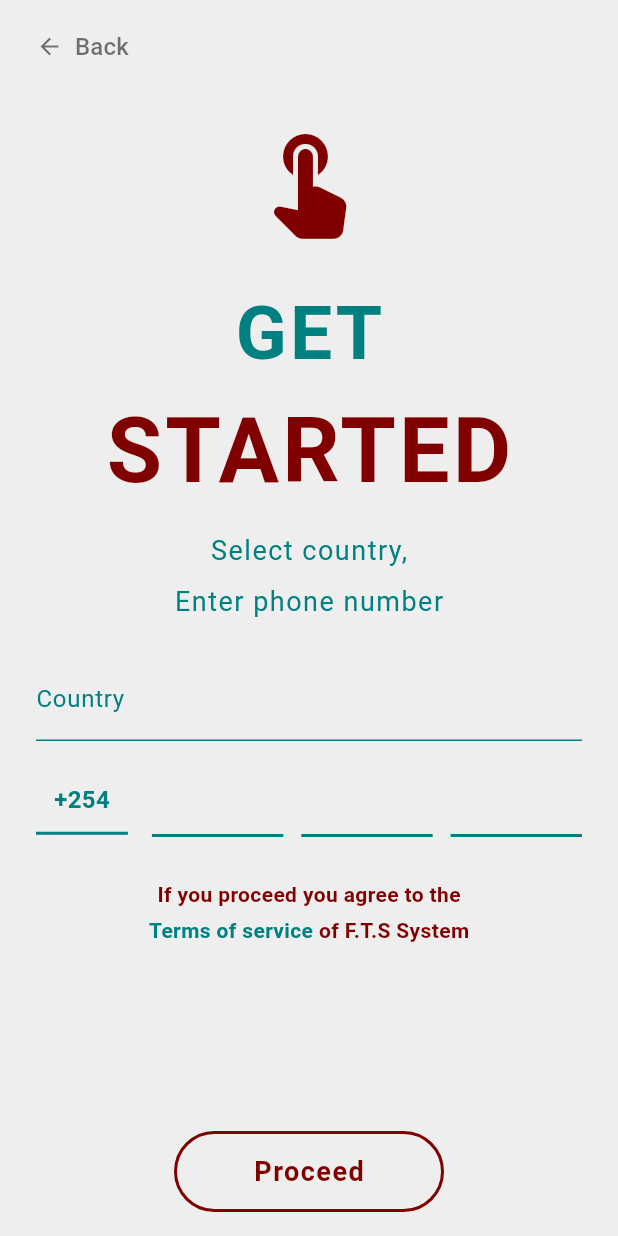
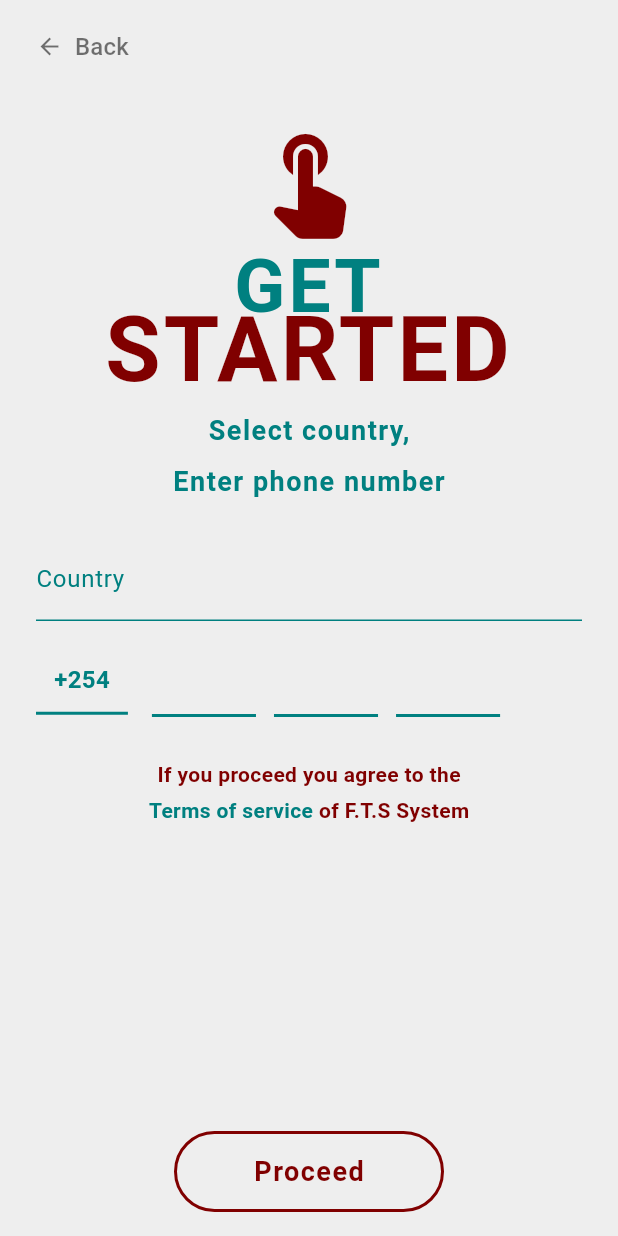
Before and after one commit to JOB-WAYNE/fta, a Flutter app: the screen it shows after launch, after a tap on "Get Started", on a phone screen of 412 x 824 dp. Run offline on Flutter 3.47's test engine with Material 3 defaults, Android fonts, the phone set to English and light mode, and no system bars.

Commit message:
final changes done

```diff
--- a/lib/get_started_page.dart
+++ b/lib/get_started_page.dart
@@ -1,6 +1,6 @@
 import 'package:flutter/material.dart';
 import 'package:flutter/services.dart';
-import 'personal_data_page.dart'; // ✅ Import the Personal Data Page
+import 'personal_data_page.dart'; // ✅ Import your next page
 
 class GetStartedPage extends StatefulWidget {
   const GetStartedPage({super.key});
@@ -71,7 +71,8 @@ class _GetStartedPageState extends State<GetStartedPage> {
             child: Row(
               mainAxisAlignment: MainAxisAlignment.spaceBetween,
               children: [
-                buildPhoneSegment(seg1, node1, node2),
+                // ✅ First segment allows 4 digits
+                buildPhoneSegment(seg1, node1, node2, maxLength: 4),
                 const SizedBox(width: 12),
                 buildPhoneSegment(seg2, node2, node3),
                 const SizedBox(width: 12),
@@ -86,14 +87,18 @@ class _GetStartedPageState extends State<GetStartedPage> {
 
   // 🧱 Phone Number Segment Widget
   Widget buildPhoneSegment(
-      TextEditingController controller, FocusNode current, FocusNode? next) {
+    TextEditingController controller,
+    FocusNode current,
+    FocusNode? next, {
+    int maxLength = 3,
+  }) {
     return Expanded(
       child: TextField(
         controller: controller,
         focusNode: current,
         keyboardType: TextInputType.number,
         cursorColor: greenBlue,
-        maxLength: 3,
+        maxLength: maxLength,
         textAlign: TextAlign.center,
         style: const TextStyle(
           color: greenBlue,
@@ -102,7 +107,7 @@ class _GetStartedPageState extends State<GetStartedPage> {
         ),
         inputFormatters: [
           FilteringTextInputFormatter.digitsOnly,
-          LengthLimitingTextInputFormatter(3),
+          LengthLimitingTextInputFormatter(maxLength),
         ],
         decoration: const InputDecoration(
           counterText: '',
@@ -114,7 +119,7 @@ class _GetStartedPageState extends State<GetStartedPage> {
           ),
         ),
         onChanged: (value) {
-          if (value.length == 3 && next != null) {
+          if (value.length == maxLength && next != null) {
             FocusScope.of(context).requestFocus(next);
           }
         },
@@ -167,39 +172,45 @@ class _GetStartedPageState extends State<GetStartedPage> {
                 ),
               ),
 
-              const SizedBox(height: 20),
+              const SizedBox(height: 10),
 
-              // 🟢 "GET"
-              const Text(
-                'GET',
+              // 🟢 + 🔴 Combined "GET STARTED" vertically closer
+              RichText(
+                textAlign: TextAlign.center,
+                text: const TextSpan(
+                  children: [
+                    TextSpan(
+                      text: 'GET\n',
                       style: TextStyle(
                         color: greenBlue,
                         fontSize: 50,
                         fontWeight: FontWeight.bold,
                         letterSpacing: 2,
+                        height: 0.8,
                       ),
                     ),
-
-              // 🔴 "STARTED"
-              const Text(
-                'STARTED',
+                    TextSpan(
+                      text: 'STARTED',
                       style: TextStyle(
                         color: maroon,
                         fontSize: 60,
                         fontWeight: FontWeight.bold,
                         letterSpacing: 2,
+                        height: 0.8,
+                      ),
+                    ),
+                  ],
                 ),
               ),
 
               const SizedBox(height: 10),
 
-              // 🗒 Instructions
               const Text(
                 'Select country,',
                 style: TextStyle(
                   color: greenBlue,
                   fontSize: 18,
-                  fontWeight: FontWeight.normal,
+                  fontWeight: FontWeight.bold,
                   letterSpacing: 1,
                 ),
               ),
@@ -209,20 +220,27 @@ class _GetStartedPageState extends State<GetStartedPage> {
                 style: TextStyle(
                   color: greenBlue,
                   fontSize: 18,
-                  fontWeight: FontWeight.normal,
+                  fontWeight: FontWeight.bold,
                   letterSpacing: 1,
                 ),
               ),
 
               const SizedBox(height: 16),
 
-              // 🧩 Inputs
+              // 🌍 Country input (full width)
               buildTextField('Country'),
-              buildPhoneInput(),
+
+              // 📱 Phone input (shorter from the right)
+              Align(
+                alignment: Alignment.centerLeft,
+                child: FractionallySizedBox(
+                  widthFactor: 0.85, // 👈 85% width of the screen
+                  child: buildPhoneInput(),
+                ),
+              ),
 
               const SizedBox(height: 20),
 
-              // ⚖️ Agreement Text
               const Text(
                 'If you proceed you agree to the',
                 style: TextStyle(
@@ -233,7 +251,6 @@ class _GetStartedPageState extends State<GetStartedPage> {
               ),
               const SizedBox(height: 4),
 
-              // 📄 Terms of Service
               Row(
                 mainAxisAlignment: MainAxisAlignment.center,
                 children: [
@@ -241,13 +258,10 @@ class _GetStartedPageState extends State<GetStartedPage> {
                     onEnter: (_) => setState(() => isHovered = true),
                     onExit: (_) => setState(() => isHovered = false),
                     child: GestureDetector(
-                      onTap: () {
-                        // Optional: Navigate to Terms Page Later
-                      },
+                      onTap: () {},
                       child: AnimatedContainer(
                         duration: const Duration(milliseconds: 200),
-                        transform:
-                            Matrix4.translationValues(0, isHovered ? -3 : 0, 0),
+                        transform: Matrix4.translationValues(0, isHovered ? -3 : 0, 0),
                         child: const Text(
                           'Terms of service ',
                           style: TextStyle(
@@ -273,16 +287,17 @@ class _GetStartedPageState extends State<GetStartedPage> {
 
               const Spacer(),
 
-              // ▶️ Proceed Button
               Center(
                 child: SizedBox(
                   width: 180,
                   child: OutlinedButton(
                     onPressed: () {
+                      final phoneNumber = '+254${seg1.text}${seg2.text}${seg3.text}';
+                      debugPrint('Full phone: $phoneNumber');
+
                       Navigator.push(
                         context,
-                        MaterialPageRoute(
-                            builder: (_) => const PersonalDataPage()),
+                        MaterialPageRoute(builder: (_) => const PersonalDataPage()),
                       );
                     },
                     style: OutlinedButton.styleFrom(
--- a/lib/main.dart
+++ b/lib/main.dart
@@ -13,39 +13,13 @@ class MyApp extends StatelessWidget {
     return const MaterialApp(
       title: 'FTS',
       debugShowCheckedModeBanner: false,
-      home: AnimatedHomePage(),
+      home: HomePage(),
     );
   }
 }
 
-class AnimatedHomePage extends StatefulWidget {
-  const AnimatedHomePage({super.key});
-
-  @override
-  State<AnimatedHomePage> createState() => _AnimatedHomePageState();
-}
-
-class _AnimatedHomePageState extends State<AnimatedHomePage>
-    with SingleTickerProviderStateMixin {
-  late AnimationController _controller;
-  late Animation<double> _fadeAnimation;
-
-  @override
-  void initState() {
-    super.initState();
-    _controller = AnimationController(
-      vsync: this,
-      duration: const Duration(seconds: 2),
-    );
-    _fadeAnimation = CurvedAnimation(parent: _controller, curve: Curves.easeIn);
-    _controller.forward();
-  }
-
-  @override
-  void dispose() {
-    _controller.dispose();
-    super.dispose();
-  }
+class HomePage extends StatelessWidget {
+  const HomePage({super.key});
 
   @override
   Widget build(BuildContext context) {
@@ -58,8 +32,6 @@ class _AnimatedHomePageState extends State<AnimatedHomePage>
             end: Alignment.bottomCenter,
           ),
         ),
-        child: FadeTransition(
-          opacity: _fadeAnimation,
         child: SafeArea(
           child: Column(
             crossAxisAlignment: CrossAxisAlignment.start,
@@ -129,7 +101,6 @@ class _AnimatedHomePageState extends State<AnimatedHomePage>
           ),
         ),
       ),
-      ),
     );
   }
 }
--- a/lib/personal_data_page.dart
+++ b/lib/personal_data_page.dart
@@ -193,7 +193,8 @@ class _PersonalDataPageState extends State<PersonalDataPage> {
                     if (_formKey.currentState!.validate()) {
                       Navigator.pushReplacement(
                         context,
-                        MaterialPageRoute(builder: (context) => const HomePage()),
+                        MaterialPageRoute(builder: (context) => HomePage()),
+
                       );
                     }
                   },
--- a/pubspec.yaml
+++ b/pubspec.yaml
@@ -22,4 +22,4 @@ flutter:
   uses-material-design: true
 
   assets:
-    - assets/fts-logo.png  # ✅ Your logo is still properly included
+  - assets/
```
Also changed, not shown: lib/home_page.dart (+48 -60 lines), assets/icons8-documents-50.png (added), assets/icons8-home-50.png (added), assets/icons8-mind-map-50.png (added), assets/icons8-people-50.png (added), assets/icons8-settings-50.png (added). Lines whose indentation alone changed are shown as unchanged.
